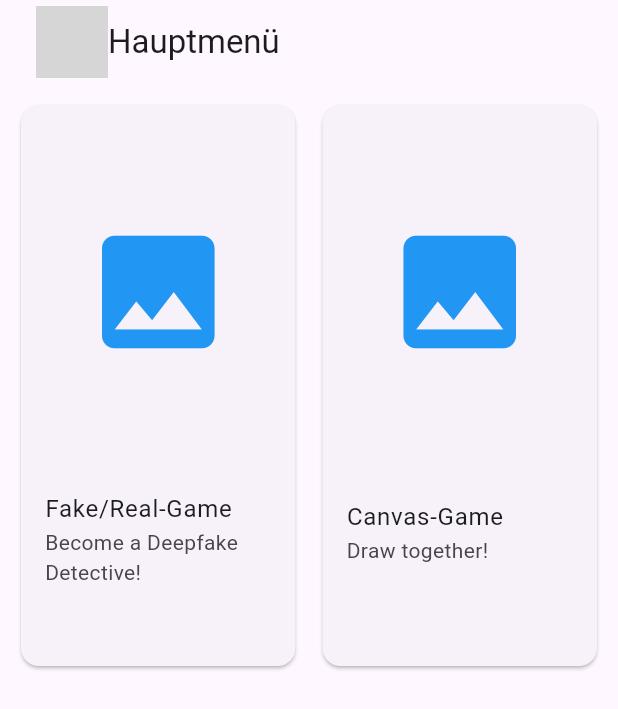
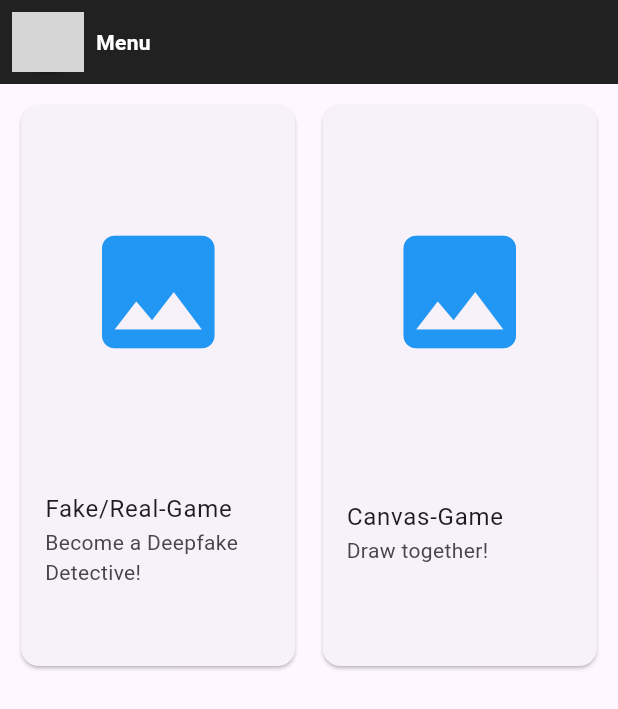
Before and after one commit to techagogics/techagogics-Open-Core, a Flutter app: the screen it shows after launch, on a phone screen of 412 x 824 dp. Shown: the top 709 px of the screen. Run offline on Flutter 3.47's test engine with Material 3 defaults, Android fonts, the phone set to English and light mode, and no system bars; our stand-ins replace flutter_animate, flutter_svg, image_picker, supabase_flutter; missing offline and left inert: flutter_hsvcolor_picker; accounts and stored records are empty; grey boxes are pictures that could not be loaded.

Commit message:
fix app bar and setState errors

```diff
--- a/lib/main.dart
+++ b/lib/main.dart
@@ -1,6 +1,6 @@
 import 'package:flutter/material.dart';
 import 'package:provider/provider.dart';
-import 'package:techagogics_open_core/provider/quiz_game_provider.dart';
+import 'package:techagogics_open_core/provider/game_provider.dart';
 import 'package:techagogics_open_core/screens/main_menu_screen.dart';
 
 Future<void> main() async {
@@ -13,7 +13,7 @@ class MyApp extends StatelessWidget {
   @override
   Widget build(BuildContext context) {
     return ChangeNotifierProvider(
-      create: (context) => QuizGameProvider(),
+      create: (context) => GameProvider(),
       child: MaterialApp(
         title: 'techagogics Open Core',
         theme: ThemeData(
--- a/lib/provider/quiz_game_provider.dart
+++ b/lib/provider/game_provider.dart
@@ -3,7 +3,7 @@ import 'package:flutter/foundation.dart';
 import '../services/supabase_service.dart';
 import '../models/image_model.dart';
 
-class QuizGameProvider with ChangeNotifier {
+class GameProvider with ChangeNotifier {
   // Game_01_50/50-Game
   List<ImageModel> _images = [];
   Set<int> _lastImageIds = {};
@@ -14,7 +14,7 @@ class QuizGameProvider with ChangeNotifier {
   int _score = 0;
   int get score => _score;
 
-  QuizGameProvider();
+  GameProvider();
 
   void selectImage(ImageModel image) {
     _selectedImage = image;
--- a/lib/screens/canvas/left_panel.dart
+++ b/lib/screens/canvas/left_panel.dart
@@ -44,6 +44,7 @@ class LeftPanel extends StatelessWidget {
               onTap: () {
                 onObjectSelected(object.id);
               },
+              textColor: Colors.grey[700],
               title: Text(object.runtimeType.toString()),
               leading: Icon(_getObjectIcon(object)),
             );
--- a/lib/screens/main_menu_screen.dart
+++ b/lib/screens/main_menu_screen.dart
@@ -1,7 +1,7 @@
 // lib/screens/main_menu_screen.dart
 import 'package:flutter/material.dart';
 import 'package:flutter_svg/svg.dart';
-import 'package:techagogics_open_core/provider/quiz_game_provider.dart';
+import 'package:techagogics_open_core/provider/game_provider.dart';
 import 'package:techagogics_open_core/screens/canvas/canvas_screen.dart';
 import '../widgets/game_card.dart';
 import 'quiz_game_screen.dart';
@@ -24,7 +24,7 @@ class _MainMenuScreenState extends State<MainMenuScreen> {
     GameCard(
         gameTitle: 'Fake/Real-Game',
         gameDescription: 'Become a Deepfake Detective!',
-        gameScreen: Consumer<QuizGameProvider>(
+        gameScreen: Consumer<GameProvider>(
           builder: (context, gameProvider, child) {
             if (gameProvider.images.isEmpty) {
               // Beim ersten Laden oder wenn keine Bilder vorhanden sind
@@ -45,15 +45,32 @@ class _MainMenuScreenState extends State<MainMenuScreen> {
   Widget build(BuildContext context) {
     return Scaffold(
       appBar: AppBar(
-          title: Padding(
-        padding: const EdgeInsets.symmetric(horizontal: 8.0),
-        child: Row(
+        leadingWidth: 360,
+        backgroundColor: Colors.grey[900],
+        leading: Row(
           children: [
-            SvgPicture.asset('images/logo/techagogics_logo-bildmarke.svg'),
-            const Text('Hauptmenü')
+            Padding(
+              padding: const EdgeInsets.symmetric(vertical: 8.0),
+              child: ElevatedButton(
+                style: ButtonStyle(
+                    padding: MaterialStateProperty.all<EdgeInsets>(
+                        const EdgeInsets.symmetric(horizontal: 0)),
+                    shape: MaterialStateProperty.all<CircleBorder>(
+                      const CircleBorder(),
+                    )),
+                onPressed: () {},
+                child: SvgPicture.asset(
+                  'images/logo/techagogics_logo-bildmarke.svg',
+                ),
+              ),
+            ),
+            const Text('Menu',
+                style: TextStyle(
+                    fontWeight: FontWeight.bold, color: Colors.white)),
+            const SizedBox(width: 20),
           ],
         ),
-      )),
+      ),
       body: GridView.builder(
         padding: const EdgeInsets.all(10),
         gridDelegate: SliverGridDelegateWithFixedCrossAxisCount(
```
Also changed, not shown: lib/screens/canvas/canvas_screen.dart (+43 -9 lines), lib/screens/quiz_game_screen.dart (+58 -10 lines).
